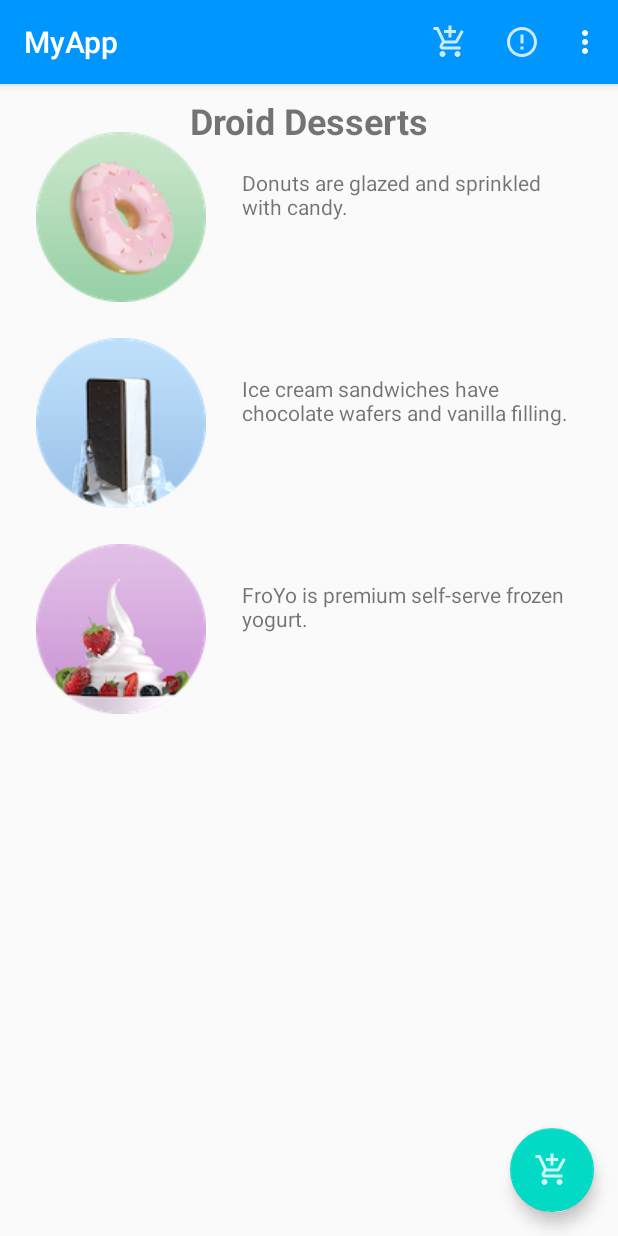
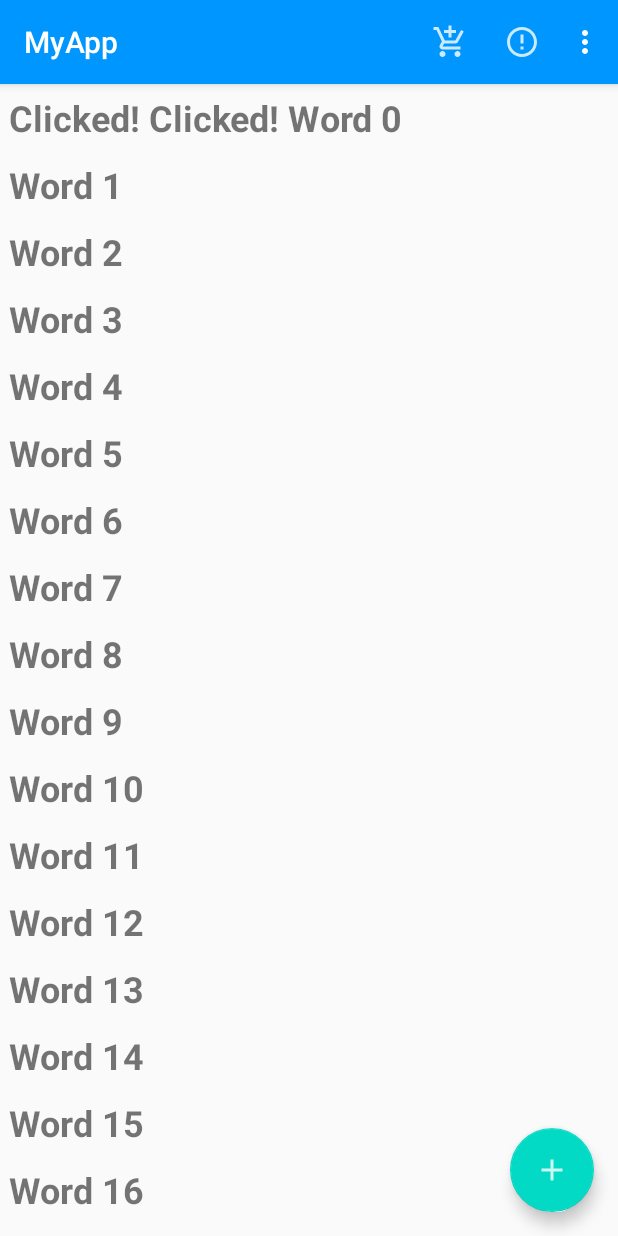
Before and after one commit to FarrasHakim/mobileprogramming, an Android app: the screen it shows after launch (MainActivity), in the options menu, after a tap on "Favorites", on a phone screen of 412 x 824 dp. Run offline under Robolectric (Android 15) with nearby library versions, the phone set to English and light mode, and no system bars.

Commit message:
Recyclerview for Word List data

```diff
--- a/HelloWorld/app/src/main/java/id/ac/ui/cs/mobileprogramming/helloworld/MainActivity.java
+++ b/HelloWorld/app/src/main/java/id/ac/ui/cs/mobileprogramming/helloworld/MainActivity.java
@@ -9,9 +9,17 @@ import android.view.View;
 import android.widget.Toast;
 import androidx.appcompat.app.AppCompatActivity;
 import androidx.appcompat.widget.Toolbar;
+import androidx.recyclerview.widget.LinearLayoutManager;
+import androidx.recyclerview.widget.RecyclerView;
+
+import java.util.LinkedList;
 
 public class MainActivity extends AppCompatActivity {
     private String mOrderMessage;
+    private final LinkedList<String> mWordList = new LinkedList<>();
+    private RecyclerView mRecyclerView;
+    private WordListAdapter mAdapter;
+
     public static final String EXTRA_MESSAGE =
             "com.example.android.droidcafe.extra.MESSAGE";
 
@@ -22,6 +30,20 @@ public class MainActivity extends AppCompatActivity {
 
         Toolbar toolbar = findViewById(R.id.toolbar);
         setSupportActionBar(toolbar);
+
+        // Put initial data into the word list.
+        for (int i = 0; i < 20; i++) {
+            mWordList.addLast("Word " + i);
+        }
+
+        // Get a handle to the RecyclerView.
+        mRecyclerView = findViewById(R.id.recyclerview);
+        // Create an adapter and supply the data to be displayed.
+        mAdapter = new WordListAdapter(this, mWordList);
+        // Connect the adapter with the RecyclerView.
+        mRecyclerView.setAdapter(mAdapter);
+        // Give the RecyclerView a default layout manager.
+        mRecyclerView.setLayoutManager(new LinearLayoutManager(this));
 
         Log.d("Test Debugging", "Hello There. Ini On Create");
     }
@@ -74,13 +96,13 @@ public class MainActivity extends AppCompatActivity {
     }
 
     public void onClick(View view) {
-        if (mOrderMessage != null) {
-            Intent intent = new Intent(MainActivity.this, OrderActivity.class);
-            intent.putExtra(EXTRA_MESSAGE, mOrderMessage);
-            startActivity(intent);
-        } else {
-            displayToast("You have to order something.");
-        }
+        int wordListSize = mWordList.size();
+        // Add a new word to the wordList.
+        mWordList.addLast("+ Word " + wordListSize);
+        // Notify the adapter, that the data has changed.
+        mRecyclerView.getAdapter().notifyItemInserted(wordListSize);
+        // Scroll to the bottom.
+        mRecyclerView.smoothScrollToPosition(wordListSize);
     }
 
     public void displayToast(String message) {
--- /dev/null
+++ b/HelloWorld/app/src/main/java/id/ac/ui/cs/mobileprogramming/helloworld/WordListAdapter.java
@@ -0,0 +1,69 @@
+package id.ac.ui.cs.mobileprogramming.helloworld;
+
+import android.content.Context;
+import android.util.Log;
+import android.view.LayoutInflater;
+import android.view.View;
+import android.view.ViewGroup;
+import android.widget.TextView;
+import androidx.annotation.NonNull;
+import androidx.recyclerview.widget.RecyclerView;
+
+import java.util.LinkedList;
+
+public class WordListAdapter extends
+        RecyclerView.Adapter<WordListAdapter.WordViewHolder>  {
+    public static final String TAG = "WordListAdapterDebugging";
+    private final LinkedList<String> mWordList;
+    private LayoutInflater mInflater;
+
+    class WordViewHolder extends RecyclerView.ViewHolder implements View.OnClickListener {
+        public final TextView wordItemView;
+        final WordListAdapter mAdapter;
+        public WordViewHolder(View itemView, WordListAdapter adapter) {
+            super(itemView);
+            wordItemView = itemView.findViewById(R.id.word);
+            this.mAdapter = adapter;
+            itemView.setOnClickListener(this);
+        }
+
+        @Override
+        public void onClick(View v) {
+            // Get the position of the item that was clicked.
+            int mPosition = getLayoutPosition();
+            // Use that to access the affected item in mWordList.
+            String element = mWordList.get(mPosition);
+            Log.d(TAG, element);
+            // Change the word in the mWordList.
+            mWordList.set(mPosition, "Clicked! " + element);
+            // Notify the adapter, that the data has changed so it can
+            // update the RecyclerView to display the data.
+            mAdapter.notifyDataSetChanged();
+        }
+    }
+
+    public WordListAdapter(Context context,
+                           LinkedList<String> wordList) {
+        mInflater = LayoutInflater.from(context);
+        this.mWordList = wordList;
+    }
+
+    @NonNull
+    @Override
+    public WordListAdapter.WordViewHolder onCreateViewHolder(@NonNull ViewGroup parent, int viewType) {
+        View mItemView = mInflater.inflate(R.layout.wordlist_item,
+                parent, false);
+        return new WordViewHolder(mItemView, this);
+    }
+
+    @Override
+    public void onBindViewHolder(@NonNull WordListAdapter.WordViewHolder holder, int position) {
+        String mCurrent = mWordList.get(position);
+        holder.wordItemView.setText(mCurrent);
+    }
+
+    @Override
+    public int getItemCount() {
+        return mWordList.size();
+    }
+}
--- /dev/null
+++ b/HelloWorld/app/src/main/res/drawable-anydpi/ic_add_for_fab.xml
@@ -0,0 +1,11 @@
+<vector xmlns:android="http://schemas.android.com/apk/res/android"
+    android:width="24dp"
+    android:height="24dp"
+    android:viewportWidth="24"
+    android:viewportHeight="24"
+    android:tint="#FFFFFF"
+    android:alpha="0.8">
+    <path
+        android:fillColor="#FF000000"
+        android:pathData="M19,13h-6v6h-2v-6H5v-2h6V5h2v6h6v2z"/>
+</vector>
--- a/HelloWorld/app/src/main/res/layout/content_main.xml
+++ b/HelloWorld/app/src/main/res/layout/content_main.xml
@@ -9,53 +9,11 @@
         tools:context=".MainActivity"
         tools:showIn="@layout/activity_main"
 >
-    <TextView android:layout_width="wrap_content"
-              android:layout_height="wrap_content"
-              android:id="@+id/textintro"
-              android:layout_marginTop="8dp"
-              android:text="@string/intro_text"
-              android:textStyle="bold"
-              android:textSize="24sp"
-              app:layout_constraintStart_toStartOf="parent" app:layout_constraintEnd_toEndOf="parent"
-              app:layout_constraintTop_toTopOf="parent"/>
-    <ImageView
+    <androidx.recyclerview.widget.RecyclerView
             android:layout_width="wrap_content"
-            android:onClick="showDonutOrder"
             android:layout_height="wrap_content"
-            app:srcCompat="@drawable/donut_circle"
-            android:id="@+id/donut"
-            app:layout_constraintTop_toTopOf="@+id/textintro"
-            android:layout_marginTop="24dp" app:layout_constraintStart_toStartOf="parent"
-            android:layout_marginStart="24dp"
-            android:contentDescription="@string/donut_desc"/>
-    <ImageView
-            android:layout_width="wrap_content"
-            android:onClick="showIceCreamOrder"
-            android:layout_height="wrap_content"
-            app:srcCompat="@drawable/icecream_circle"
-            android:id="@+id/ice_cream"
-            app:layout_constraintTop_toBottomOf="@+id/donut"
-            android:layout_marginTop="24dp" app:layout_constraintStart_toStartOf="parent"
-            android:layout_marginStart="24dp"
-            android:contentDescription="@string/ics_desc"/>
-    <ImageView
-            android:layout_width="wrap_content"
-            android:onClick="showFroyoOrder"
-            android:layout_height="wrap_content" app:srcCompat="@drawable/froyo_circle"
-            android:id="@+id/froyo"
-            android:layout_marginTop="24dp"
-            app:layout_constraintTop_toBottomOf="@+id/ice_cream" app:layout_constraintStart_toStartOf="parent"
-            android:layout_marginStart="24dp"
-            android:contentDescription="@string/froyo_desc"/>
-    <TextView
-            android:text="@string/donut_desc"
-            android:layout_width="0dp"
-            android:layout_height="wrap_content"
-            android:id="@+id/donut_description"
-            app:layout_constraintStart_toEndOf="@+id/donut"
-            app:layout_constraintTop_toTopOf="@+id/donut"
-            android:layout_marginTop="24dp" android:layout_marginStart="24dp"
-            app:layout_constraintEnd_toEndOf="parent" android:layout_marginEnd="24dp"/>
+            android:id="@+id/recyclerview"
+    />
 
     <com.google.android.material.floatingactionbutton.FloatingActionButton
             android:id="@+id/fab"
@@ -64,24 +22,8 @@
             android:layout_gravity="bottom|end"
             android:onClick="onClick"
             android:layout_margin="@dimen/fab_margin"
-            app:srcCompat="@drawable/ic_shopping_cart"
+            app:srcCompat="@drawable/ic_add_for_fab"
             app:layout_constraintBottom_toBottomOf="parent" android:layout_marginBottom="584dp"
             app:layout_constraintEnd_toEndOf="parent" android:layout_marginEnd="371dp"/>
 
-    <TextView
-            android:text="@string/ics_desc"
-            android:layout_width="0dp"
-            android:layout_height="wrap_content" android:id="@+id/ice_cream_description"
-            app:layout_constraintStart_toEndOf="@+id/ice_cream" app:layout_constraintTop_toTopOf="@+id/ice_cream"
-            android:layout_marginEnd="24dp" app:layout_constraintEnd_toEndOf="parent" android:layout_marginTop="24dp"
-            android:layout_marginStart="24dp"
-    />
-    <TextView
-            android:text="@string/froyo_desc"
-            android:layout_width="0dp"
-            android:layout_height="wrap_content" android:id="@+id/froyo_description"
-            app:layout_constraintStart_toEndOf="@+id/froyo" app:layout_constraintTop_toTopOf="@+id/froyo"
-            android:layout_marginEnd="24dp" app:layout_constraintEnd_toEndOf="parent"
-            android:layout_marginStart="24dp" android:layout_marginTop="24dp"/>
-
 </androidx.constraintlayout.widget.ConstraintLayout>
--- /dev/null
+++ b/HelloWorld/app/src/main/res/layout/wordlist_item.xml
@@ -0,0 +1,12 @@
+<?xml version="1.0" encoding="utf-8"?>
+<LinearLayout xmlns:android="http://schemas.android.com/apk/res/android"
+              android:layout_width="match_parent"
+              android:layout_height="wrap_content"
+              android:orientation="vertical"
+              android:padding="6dp"
+>
+    <TextView
+            android:id="@+id/word"
+            style="@style/word_title"/>
+
+</LinearLayout>
--- a/HelloWorld/app/src/main/res/values/styles.xml
+++ b/HelloWorld/app/src/main/res/values/styles.xml
@@ -17,5 +17,11 @@
 
     <style name="AppTheme.PopupOverlay"
            parent="ThemeOverlay.AppCompat.Light" />
+    <style name="word_title">
+        <item name="android:layout_width">match_parent</item>
+        <item name="android:layout_height">wrap_content</item>
+        <item name="android:textSize">24sp</item>
+        <item name="android:textStyle">bold</item>
+    </style>
 
 </resources>
```
Also changed, not shown: HelloWorld/app/src/main/res/drawable-hdpi/ic_add_for_fab.png (added), HelloWorld/app/src/main/res/drawable-mdpi/ic_add_for_fab.png (added), HelloWorld/app/src/main/res/drawable-xhdpi/ic_add_for_fab.png (added), HelloWorld/app/src/main/res/drawable-xxhdpi/ic_add_for_fab.png (added).
